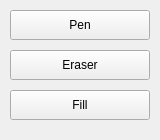
Before: the Qt Designer form childrenpanel/toolspanel.ui in Nice9Tian/AnimeAn, drawn with Qt 5.
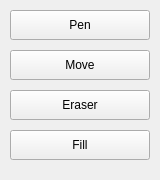
After: the same form once the commit is applied.

Commit message: Add Move tool and OpenToonz line import

```diff
--- a/childrenpanel/toolspanel.ui
+++ b/childrenpanel/toolspanel.ui
@@ -7,7 +7,7 @@
     <x>0</x>
     <y>0</y>
     <width>160</width>
-    <height>140</height>
+    <height>180</height>
    </rect>
   </property>
   <widget class="QPushButton" name="penButton">
@@ -27,7 +27,7 @@
    <property name="geometry">
     <rect>
      <x>10</x>
-     <y>50</y>
+     <y>90</y>
      <width>140</width>
      <height>30</height>
     </rect>
@@ -36,11 +36,24 @@
     <string>Eraser</string>
    </property>
   </widget>
+  <widget class="QPushButton" name="moveButton">
+   <property name="geometry">
+    <rect>
+     <x>10</x>
+     <y>50</y>
+     <width>140</width>
+     <height>30</height>
+    </rect>
+   </property>
+   <property name="text">
+    <string>Move</string>
+   </property>
+  </widget>
   <widget class="QPushButton" name="fillButton">
    <property name="geometry">
     <rect>
      <x>10</x>
-     <y>90</y>
+     <y>130</y>
      <width>140</width>
      <height>30</height>
     </rect>
```
The commit also changes 11 other files.
